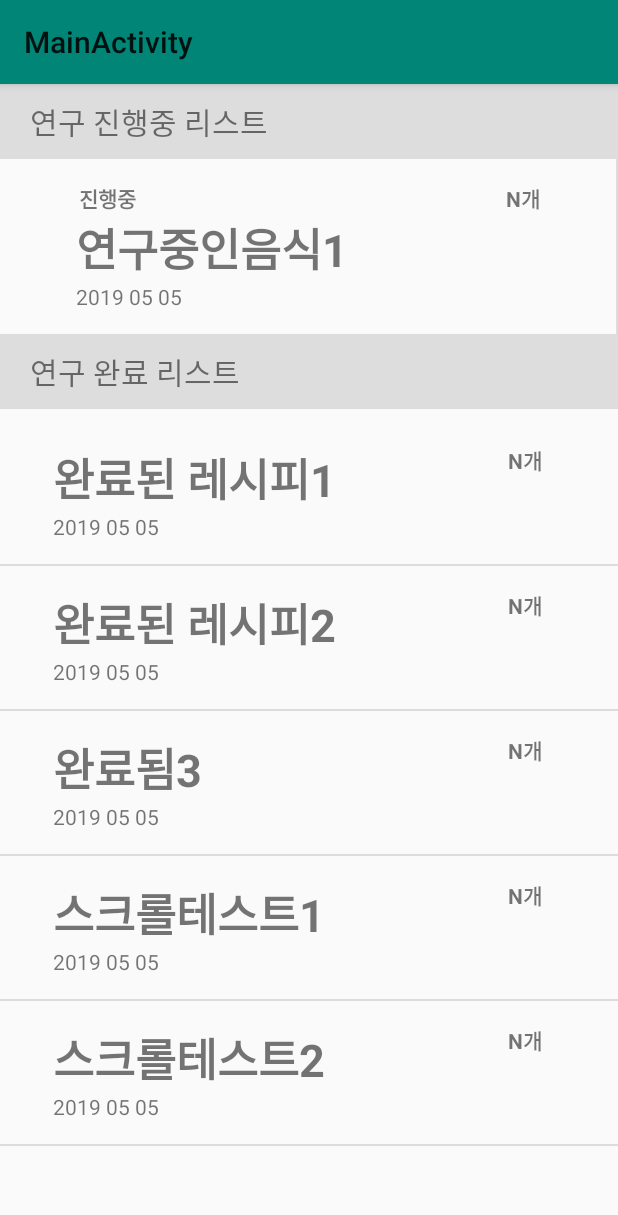
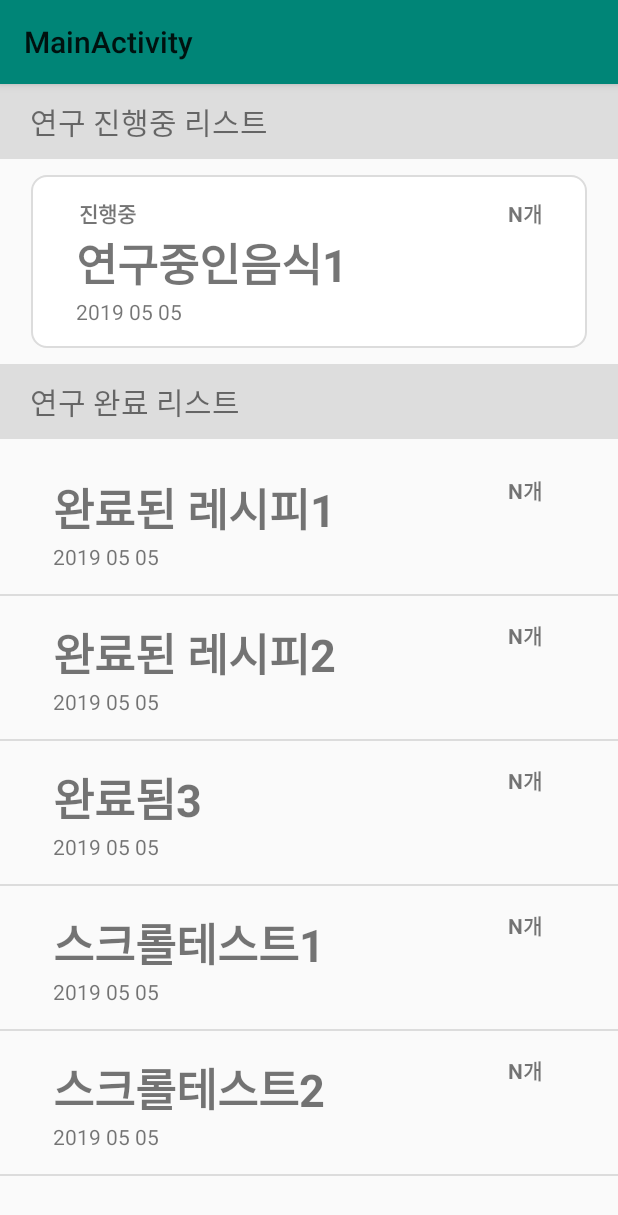
Before and after one commit to mine0697782/2019-MobileProgramming-Group-H, an Android app: the screen it shows after launch (MainActivity), on a phone screen of 412 x 824 dp. Shown: the top 1215 px of the screen. Run offline under Robolectric (Android 15) with nearby library versions, the phone set to English and light mode, and no system bars.

Commit message:
메인액티비티 상단 아이템 테두리 추가, 구분선 제거

```diff
--- a/Android/RecipeLab/app/src/main/java/com/grouph/recipelab/activity/MainActivity.kt
+++ b/Android/RecipeLab/app/src/main/java/com/grouph/recipelab/activity/MainActivity.kt
@@ -60,7 +60,7 @@ class MainActivity : AppCompatActivity(), NavigationView.OnNavigationItemSelecte
         rvTop.apply {
             adapter = adapterTop
             layoutManager = LinearLayoutManager(context ,LinearLayoutManager.HORIZONTAL, false)
-            addItemDecoration(DividerItemDecoration(context , DividerItemDecoration.HORIZONTAL))
+//            addItemDecoration(DividerItemDecoration(context , DividerItemDecoration.HORIZONTAL))
         }
         // 상단의 카드 레이아웃이 화면 경계에 딱 맞춰지도록 하는 라이브러리 추가
         val snapHelper = PagerSnapHelper()
--- /dev/null
+++ b/Android/RecipeLab/app/src/main/res/drawable-v24/border_researching_frame.xml
@@ -0,0 +1,18 @@
+<?xml version="1.0" encoding="utf-8"?>
+<layer-list xmlns:android="http://schemas.android.com/apk/res/android">
+    <item
+        android:bottom="1dp"
+        android:left="1dp"
+        android:right="1dp"
+        android:top="1dp">
+        <shape android:shape="rectangle" >
+            <stroke
+                android:width="1dp"
+                android:color="#dcdcdc" />
+
+            <solid android:color="#FFFFFF" />
+            <corners android:radius="10dp"/>
+        </shape>
+    </item>
+
+</layer-list>
--- a/Android/RecipeLab/app/src/main/res/layout/item_research_list_card.xml
+++ b/Android/RecipeLab/app/src/main/res/layout/item_research_list_card.xml
@@ -3,13 +3,16 @@
     xmlns:app="http://schemas.android.com/apk/res-auto"
     android:layout_width="match_parent"
     android:layout_height="wrap_content"
-    android:orientation="vertical">
+    android:orientation="vertical"
+    android:layout_marginTop="10dp"
+    android:layout_marginBottom="10dp">
 
     <androidx.constraintlayout.widget.ConstraintLayout
         android:layout_width="match_parent"
         android:layout_height="wrap_content"
         android:layout_marginStart="20dp"
         android:layout_marginEnd="20dp"
+        android:background="@drawable/border_researching_frame"
         android:padding="15dp">
 
         <TextView
```
